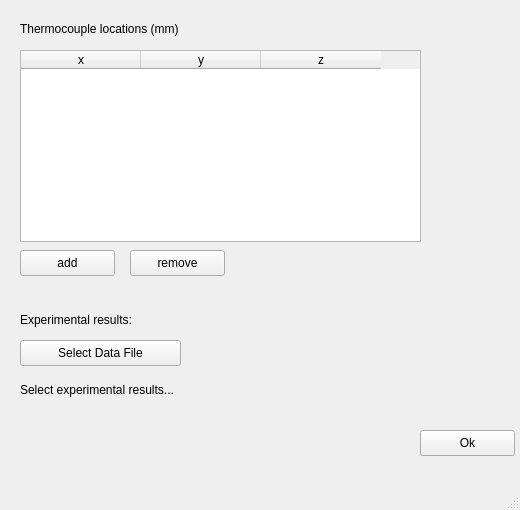
Old version of the form GUI/modulePostProcTC.ui in the repository j446edf/welding_workbench_mirror.
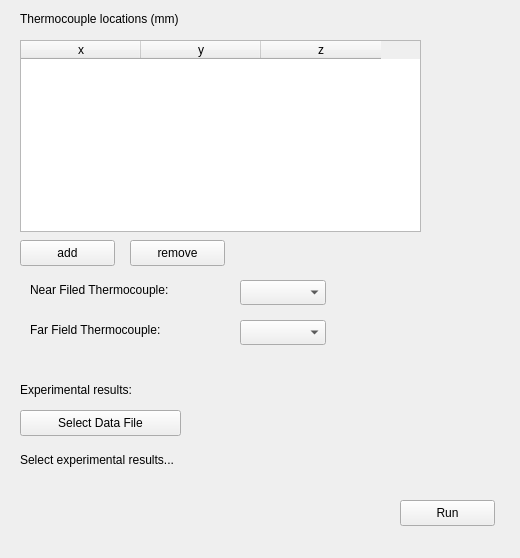
New version of the form.

Commit message: [#12]: Added and connected near and far field user selection options

Patch:
```diff
--- a/GUI/modulePostProcTC.ui
+++ b/GUI/modulePostProcTC.ui
@@ -1,24 +1,23 @@
 <?xml version="1.0" encoding="UTF-8"?>
 <ui version="4.0">
- <class>MainWindow</class>
- <widget class="QMainWindow" name="MainWindow">
+ <class>Form</class>
+ <widget class="QWidget" name="Form">
   <property name="geometry">
    <rect>
     <x>0</x>
     <y>0</y>
     <width>520</width>
-    <height>510</height>
+    <height>558</height>
    </rect>
   </property>
   <property name="windowTitle">
    <string>MainWindow</string>
   </property>
-  <widget class="QWidget" name="centralwidget">
    <widget class="QTableWidget" name="tableWidget">
     <property name="geometry">
      <rect>
       <x>20</x>
-      <y>50</y>
+     <y>40</y>
       <width>401</width>
       <height>192</height>
      </rect>
@@ -42,50 +41,96 @@
      </property>
     </column>
    </widget>
-   <widget class="QLabel" name="label_2">
+  <widget class="QComboBox" name="comboBox">
     <property name="geometry">
      <rect>
-      <x>20</x>
-      <y>20</y>
-      <width>231</width>
-      <height>18</height>
+     <x>240</x>
+     <y>280</y>
+     <width>86</width>
+     <height>25</height>
+    </rect>
+   </property>
+  </widget>
+  <widget class="QComboBox" name="comboBox_2">
+   <property name="geometry">
+    <rect>
+     <x>240</x>
+     <y>320</y>
+     <width>86</width>
+     <height>25</height>
+    </rect>
+   </property>
+  </widget>
+  <widget class="QLabel" name="label_5">
+   <property name="geometry">
+    <rect>
+     <x>30</x>
+     <y>280</y>
+     <width>181</width>
+     <height>20</height>
      </rect>
     </property>
     <property name="text">
-     <string>Thermocouple locations (mm)</string>
+    <string>Near Filed Thermocouple:</string>
     </property>
    </widget>
    <widget class="QPushButton" name="pushButton_2">
     <property name="geometry">
      <rect>
-      <x>420</x>
-      <y>430</y>
+     <x>400</x>
+     <y>500</y>
       <width>95</width>
       <height>26</height>
      </rect>
     </property>
     <property name="text">
-     <string>Ok</string>
-    </property>
-   </widget>
-   <widget class="QLabel" name="label_3">
+    <string>Run</string>
+   </property>
+  </widget>
+  <widget class="QLabel" name="label_6">
+   <property name="geometry">
+    <rect>
+     <x>30</x>
+     <y>320</y>
+     <width>171</width>
+     <height>20</height>
+    </rect>
+   </property>
+   <property name="text">
+    <string>Far Field Thermocouple:</string>
+   </property>
+  </widget>
+  <widget class="QPushButton" name="pushButton">
+   <property name="geometry">
+    <rect>
+     <x>20</x>
+     <y>240</y>
+     <width>95</width>
+     <height>26</height>
+    </rect>
+   </property>
+   <property name="text">
+    <string>add</string>
+   </property>
+  </widget>
+  <widget class="QLabel" name="label_4">
     <property name="geometry">
      <rect>
       <x>20</x>
       <y>380</y>
-      <width>481</width>
+     <width>171</width>
       <height>20</height>
      </rect>
     </property>
     <property name="text">
-     <string>Select experimental results...</string>
+    <string>Experimental results:</string>
     </property>
    </widget>
    <widget class="QPushButton" name="pushButton_3">
     <property name="geometry">
      <rect>
       <x>20</x>
-      <y>340</y>
+     <y>410</y>
       <width>161</width>
       <height>26</height>
      </rect>
@@ -94,24 +139,11 @@
      <string>Select Data File</string>
     </property>
    </widget>
-   <widget class="QPushButton" name="pushButton">
-    <property name="geometry">
-     <rect>
-      <x>20</x>
-      <y>250</y>
-      <width>95</width>
-      <height>26</height>
-     </rect>
-    </property>
-    <property name="text">
-     <string>add</string>
-    </property>
-   </widget>
    <widget class="QPushButton" name="pushButton_4">
     <property name="geometry">
      <rect>
       <x>130</x>
-      <y>250</y>
+     <y>240</y>
       <width>95</width>
       <height>26</height>
      </rect>
@@ -120,31 +152,32 @@
      <string>remove</string>
     </property>
    </widget>
-   <widget class="QLabel" name="label_4">
+  <widget class="QLabel" name="label_2">
     <property name="geometry">
      <rect>
       <x>20</x>
-      <y>310</y>
-      <width>171</width>
+     <y>10</y>
+     <width>231</width>
+     <height>18</height>
+    </rect>
+   </property>
+   <property name="text">
+    <string>Thermocouple locations (mm)</string>
+   </property>
+  </widget>
+  <widget class="QLabel" name="label_3">
+   <property name="geometry">
+    <rect>
+     <x>20</x>
+     <y>450</y>
+     <width>481</width>
       <height>20</height>
      </rect>
     </property>
     <property name="text">
-     <string>Experimental results:</string>
-    </property>
-   </widget>
-  </widget>
-  <widget class="QMenuBar" name="menubar">
-   <property name="geometry">
-    <rect>
-     <x>0</x>
-     <y>0</y>
-     <width>520</width>
-     <height>23</height>
-    </rect>
-   </property>
-  </widget>
-  <widget class="QStatusBar" name="statusbar"/>
+    <string>Select experimental results...</string>
+   </property>
+  </widget>
  </widget>
  <resources/>
  <connections/>
```
Left out of the diff: 2 changed lines with no effect on the pictures. Lines whose indentation alone changed are shown as unchanged. The commit also changes 4 other files.
